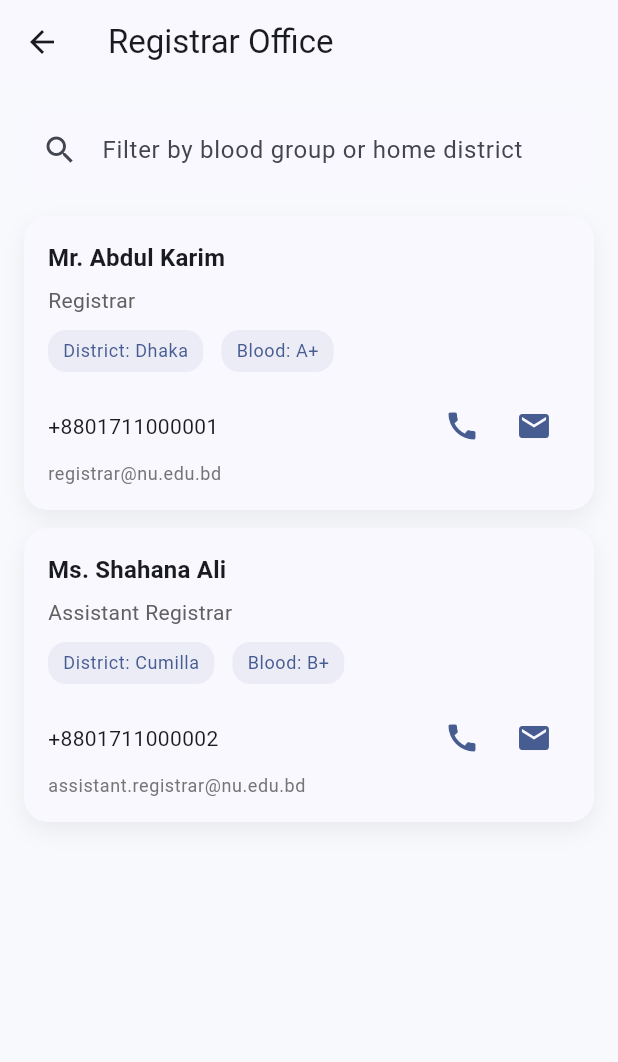
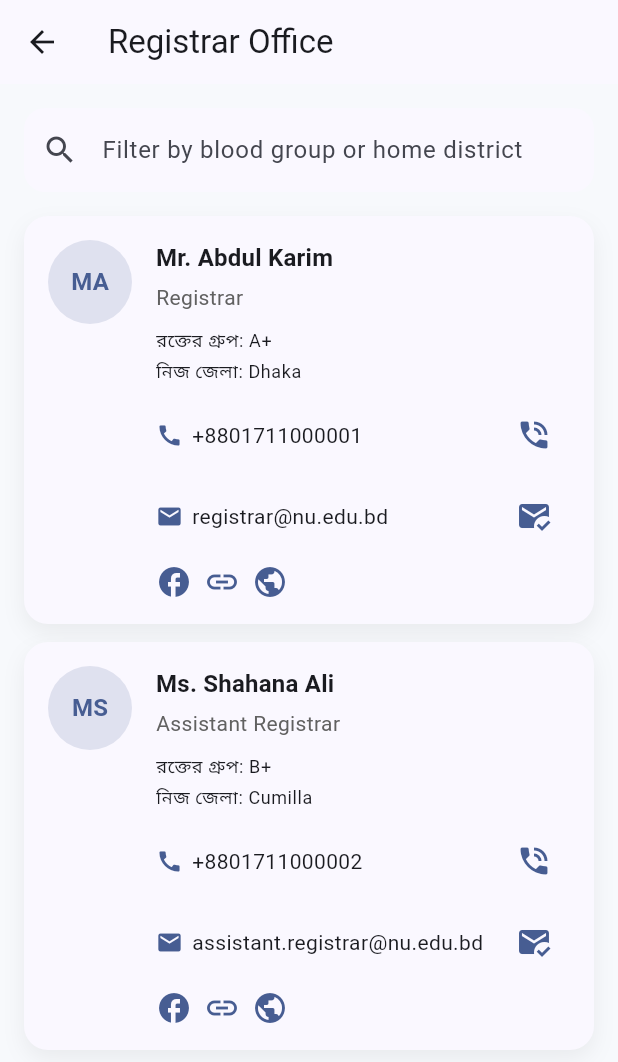
Before and after one commit to creativehabib/nu-app, a Flutter app: the screen it shows after launch, after a tap on "Registrar Office", on a phone screen of 412 x 824 dp. Shown: the top 1062 px of the screen. Run offline on Flutter 3.47's test engine with Material 3 defaults, Android fonts, the phone set to English and light mode, and no system bars; network calls fail.

Commit message:
Update employee card layout

```diff
--- a/lib/widgets/employee_card.dart
+++ b/lib/widgets/employee_card.dart
@@ -22,12 +22,26 @@ class EmployeeCard extends StatelessWidget {
     }
   }
 
+  String _initials(String name) {
+    final parts = name.trim().split(RegExp(r'\s+'));
+    if (parts.isEmpty) {
+      return '';
+    }
+    if (parts.length == 1) {
+      return parts.first.substring(0, 1).toUpperCase();
+    }
+    return (parts[0].substring(0, 1) + parts[1].substring(0, 1))
+        .toUpperCase();
+  }
+
   @override
   Widget build(BuildContext context) {
+    final colorScheme = Theme.of(context).colorScheme;
+
     return Container(
       padding: const EdgeInsets.all(16),
       decoration: BoxDecoration(
-        color: Theme.of(context).colorScheme.surface,
+        color: colorScheme.surface,
         borderRadius: BorderRadius.circular(16),
         boxShadow: [
           BoxShadow(
@@ -37,6 +51,25 @@ class EmployeeCard extends StatelessWidget {
           ),
         ],
       ),
+      child: Row(
+        crossAxisAlignment: CrossAxisAlignment.start,
+        children: [
+          CircleAvatar(
+            radius: 28,
+            backgroundColor: colorScheme.primary.withOpacity(0.15),
+            child: Text(
+              _initials(employee.name),
+              style: Theme.of(context)
+                  .textTheme
+                  .titleMedium
+                  ?.copyWith(
+                    color: colorScheme.primary,
+                    fontWeight: FontWeight.w700,
+                  ),
+            ),
+          ),
+          const SizedBox(width: 16),
+          Expanded(
             child: Column(
               crossAxisAlignment: CrossAxisAlignment.start,
               children: [
@@ -47,7 +80,7 @@ class EmployeeCard extends StatelessWidget {
                       .titleMedium
                       ?.copyWith(fontWeight: FontWeight.w600),
                 ),
-          const SizedBox(height: 6),
+                const SizedBox(height: 4),
                 Text(
                   employee.designation,
                   style: Theme.of(context)
@@ -56,17 +89,20 @@ class EmployeeCard extends StatelessWidget {
                       ?.copyWith(color: Colors.grey.shade700),
                 ),
                 const SizedBox(height: 10),
-          Wrap(
-            spacing: 12,
-            runSpacing: 8,
-            children: [
-              _InfoChip(label: 'District: ${employee.homeDistrict}'),
-              _InfoChip(label: 'Blood: ${employee.bloodGroup}'),
-            ],
+                Text(
+                  'রক্তের গ্রুপ: ${employee.bloodGroup}',
+                  style: Theme.of(context).textTheme.bodySmall,
                 ),
-          const SizedBox(height: 12),
+                const SizedBox(height: 4),
+                Text(
+                  'নিজ জেলা: ${employee.homeDistrict}',
+                  style: Theme.of(context).textTheme.bodySmall,
+                ),
+                const SizedBox(height: 10),
                 Row(
                   children: [
+                    Icon(Icons.call, size: 18, color: colorScheme.primary),
+                    const SizedBox(width: 6),
                     Expanded(
                       child: Text(
                         employee.phoneNumber,
@@ -76,25 +112,41 @@ class EmployeeCard extends StatelessWidget {
                     IconButton(
                       tooltip: 'Call',
                       onPressed: () => _launchPhone(employee.phoneNumber),
-                icon: const Icon(Icons.call),
-                color: Theme.of(context).colorScheme.primary,
+                      icon: const Icon(Icons.phone_in_talk),
+                      color: colorScheme.primary,
+                    ),
+                  ],
+                ),
+                const SizedBox(height: 6),
+                Row(
+                  children: [
+                    Icon(Icons.email, size: 18, color: colorScheme.primary),
+                    const SizedBox(width: 6),
+                    Expanded(
+                      child: Text(
+                        employee.email,
+                        style: Theme.of(context).textTheme.bodyMedium,
+                      ),
                     ),
                     IconButton(
                       tooltip: 'Email',
                       onPressed: () => _launchEmail(employee.email),
-                icon: const Icon(Icons.email),
-                color: Theme.of(context).colorScheme.primary,
+                      icon: const Icon(Icons.mark_email_read),
+                      color: colorScheme.primary,
                     ),
                   ],
                 ),
-          Align(
-            alignment: Alignment.centerLeft,
-            child: Text(
-              employee.email,
-              style: Theme.of(context)
-                  .textTheme
-                  .bodySmall
-                  ?.copyWith(color: Colors.grey.shade600),
+                const SizedBox(height: 8),
+                Row(
+                  children: [
+                    Icon(Icons.facebook, color: colorScheme.primary),
+                    const SizedBox(width: 8),
+                    Icon(Icons.link, color: colorScheme.primary),
+                    const SizedBox(width: 8),
+                    Icon(Icons.public, color: colorScheme.primary),
+                  ],
+                ),
+              ],
             ),
           ),
         ],
@@ -102,27 +154,3 @@ class EmployeeCard extends StatelessWidget {
     );
   }
 }
-
-class _InfoChip extends StatelessWidget {
-  const _InfoChip({required this.label});
-
-  final String label;
-
-  @override
-  Widget build(BuildContext context) {
-    return Container(
-      padding: const EdgeInsets.symmetric(horizontal: 10, vertical: 6),
-      decoration: BoxDecoration(
-        color: Theme.of(context).colorScheme.primary.withOpacity(0.08),
-        borderRadius: BorderRadius.circular(12),
-      ),
-      child: Text(
-        label,
-        style: Theme.of(context)
-            .textTheme
-            .bodySmall
-            ?.copyWith(color: Theme.of(context).colorScheme.primary),
-      ),
-    );
-  }
-}
```
Lines whose indentation alone changed are shown as unchanged.
